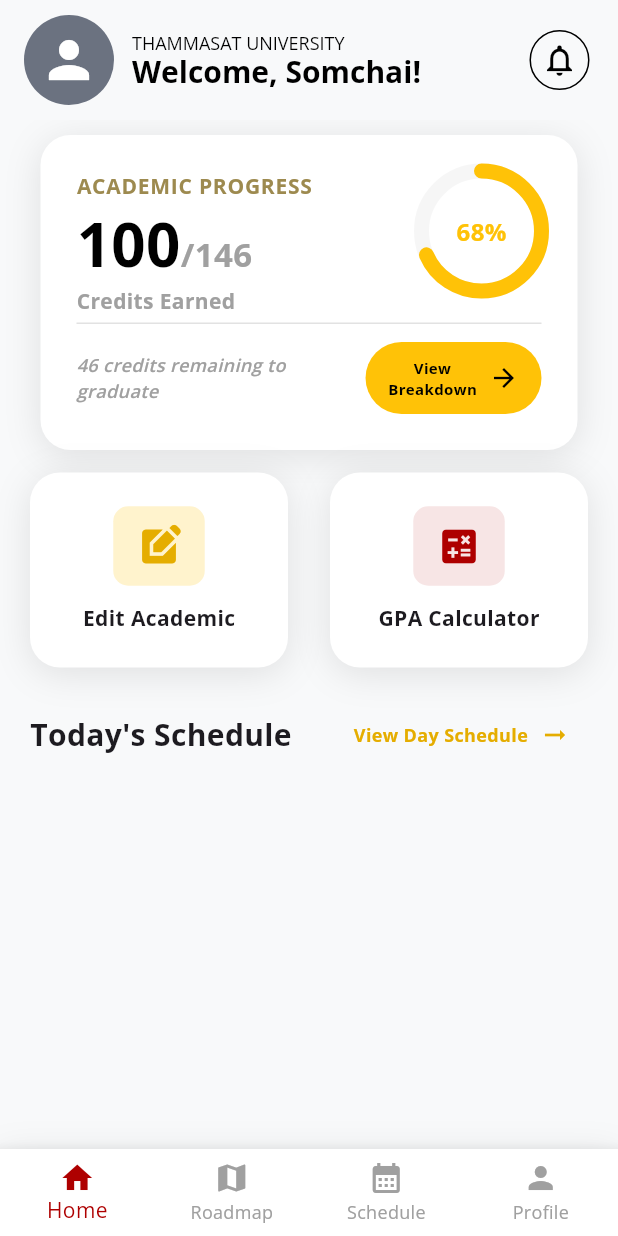
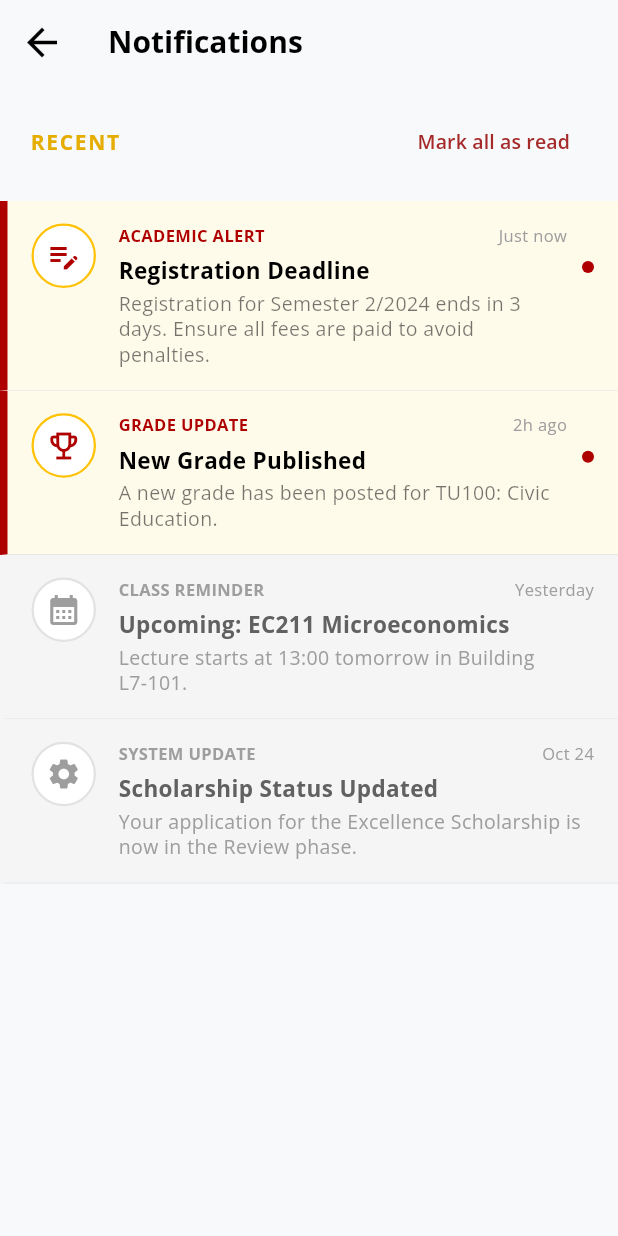
Before and after one commit to 6610685353/cn-planner, a Flutter app: the HomePage screen opened by its route, after a tap on the "notifications none" icon, on a phone screen of 412 x 824 dp. Run offline on Flutter 3.47's test engine with Material 3 defaults, Android fonts, the phone set to English and light mode, and no system bars.

Commit message:
Complete home-noti

```diff
--- a/cn_planner_app/lib/features/home/views/home_page.dart
+++ b/cn_planner_app/lib/features/home/views/home_page.dart
@@ -3,6 +3,8 @@ import 'package:cn_planner_app/core/widgets/bottom_nav_bar.dart';
 import 'package:cn_planner_app/features/home/widgets/academic_progress.dart';
 import 'package:cn_planner_app/features/home/widgets/home_feature.dart';
 import 'package:cn_planner_app/features/home/widgets/welcome_banner.dart';
+import 'package:cn_planner_app/features/home/widgets/gpa_banner.dart';
+import 'package:cn_planner_app/features/home/widgets/schedule_card.dart';
 import 'package:flutter/material.dart';
 import 'package:cn_planner_app/route.dart';
 
@@ -18,7 +20,7 @@ class HomePage extends StatelessWidget {
         slivers: [
           WelcomeBanner(
             fname: "Somchai",
-            route: AppRoutes.main, //แก้ด้วย
+            route: AppRoutes.notification, //แก้ด้วย
           ),
 
           SliverToBoxAdapter(
@@ -56,6 +58,38 @@ class HomePage extends StatelessWidget {
                   SizedBox(height: 12),
 
                   scheduleTitle(context, AppRoutes.main),
+
+                  SizedBox(height: 10),
+
+                  SingleChildScrollView(
+                    scrollDirection: Axis.horizontal,
+                    physics: const BouncingScrollPhysics(),
+                    child: Row(
+                      children: const [
+                        ScheduleCard(
+                          status: "ONGOING",
+                          subjectCode: "TU100",
+                          subjectName: "Civic Education",
+                          time: "9:30 - 11.00",
+                          location: "SC3-201",
+                          isOngoing: true,
+                        ),
+                        ScheduleCard(
+                          status: "NEXT",
+                          subjectCode: "CN101",
+                          subjectName: "Introduction to Computer",
+                          time: "13:30 - 16:30",
+                          location: "SC3-201",
+                        ),
+                      ],
+                    ),
+                  ),
+
+                  SizedBox(height: 15),
+
+                  GpaBanner(gpa: 4.00),
+
+                  SizedBox(height: 15),
                 ],
               ),
             ),
--- /dev/null
+++ b/cn_planner_app/lib/features/home/widgets/gpa_banner.dart
@@ -0,0 +1,61 @@
+import 'package:flutter/material.dart';
+import '../../../core/constants/app_colors.dart';
+
+class GpaBanner extends StatelessWidget {
+  final double gpa;
+
+  const GpaBanner({super.key, required this.gpa});
+
+  @override
+  Widget build(BuildContext context) {
+    return Container(
+      width: double.infinity,
+      height: 130,
+      padding: const EdgeInsets.all(25),
+      decoration: BoxDecoration(
+        color: AppColors.accentYellow,
+        borderRadius: BorderRadius.circular(20),
+      ),
+      child: Row(
+        mainAxisAlignment: MainAxisAlignment.spaceBetween,
+        children: [
+          Column(
+            crossAxisAlignment: CrossAxisAlignment.start,
+            mainAxisAlignment: MainAxisAlignment.center,
+            children: [
+              const Text(
+                "CURRENT SEMESTER GPA",
+                style: TextStyle(
+                  fontSize: 12,
+                  fontWeight: FontWeight.w600,
+                  color: Colors.black,
+                ),
+              ),
+              Text(
+                gpa.toStringAsFixed(2),
+                style: const TextStyle(
+                  fontSize: 42,
+                  fontWeight: FontWeight.bold,
+                  height: 1.1,
+                ),
+              ),
+              const Text(
+                "Good Job!",
+                style: TextStyle(fontSize: 12, fontWeight: FontWeight.w600),
+              ),
+            ],
+          ),
+          Container(
+            padding: const EdgeInsets.all(12),
+            decoration: const BoxDecoration(
+              color: Color(0xFFFED14F),
+              // สีเหลืองเข้มกว่านิดหน่อย
+              shape: BoxShape.circle,
+            ),
+            child: const Icon(Icons.emoji_events_outlined, size: 45),
+          ),
+        ],
+      ),
+    );
+  }
+}
--- /dev/null
+++ b/cn_planner_app/lib/features/home/widgets/notification_tile.dart
@@ -0,0 +1,117 @@
+import 'package:flutter/material.dart';
+import '../../../core/constants/app_colors.dart';
+
+class NotificationTile extends StatelessWidget {
+  final IconData icon;
+  final String category;
+  final String title;
+  final String subtitle;
+  final String time;
+  final bool isRead;
+
+  const NotificationTile({
+    super.key,
+    required this.icon,
+    required this.category,
+    required this.title,
+    required this.subtitle,
+    required this.time,
+    this.isRead = false,
+  });
+
+  @override
+  Widget build(BuildContext context) {
+    final Color bgColor = isRead
+        ? const Color(0xFFF5F5F5)
+        : const Color(0xFFFFFBEB);
+    final Color sideColor = isRead ? Colors.transparent : AppColors.errorRed;
+    final Color iconBorderColor = isRead
+        ? AppColors.borderGrey
+        : AppColors.accentYellow;
+
+    return Container(
+      decoration: BoxDecoration(
+        color: bgColor,
+        border: Border(
+          left: BorderSide(color: sideColor, width: 5),
+          bottom: const BorderSide(color: AppColors.borderGrey, width: 0.5),
+        ),
+      ),
+      padding: const EdgeInsets.symmetric(horizontal: 16, vertical: 15),
+      child: Row(
+        crossAxisAlignment: CrossAxisAlignment.start,
+        children: [
+          Container(
+            padding: const EdgeInsets.all(8),
+            decoration: BoxDecoration(
+              shape: BoxShape.circle,
+              border: Border.all(color: iconBorderColor, width: 1.5),
+              color: Colors.white,
+            ),
+            child: Icon(
+              icon,
+              color: isRead ? Colors.grey : AppColors.errorRed,
+              size: 24,
+            ),
+          ),
+          const SizedBox(width: 15),
+
+          // --- เนื้อหาข้อความ ---
+          Expanded(
+            child: Column(
+              crossAxisAlignment: CrossAxisAlignment.start,
+              children: [
+                Row(
+                  mainAxisAlignment: MainAxisAlignment.spaceBetween,
+                  children: [
+                    Text(
+                      category,
+                      style: TextStyle(
+                        fontSize: 11,
+                        fontWeight: FontWeight.bold,
+                        color: isRead ? Colors.grey : AppColors.errorRed,
+                      ),
+                    ),
+                    Text(
+                      time,
+                      style: const TextStyle(fontSize: 11, color: Colors.grey),
+                    ),
+                  ],
+                ),
+                const SizedBox(height: 4),
+                Text(
+                  title,
+                  style: TextStyle(
+                    fontSize: 15,
+                    fontWeight: FontWeight.bold,
+                    color: isRead ? Colors.grey.shade700 : Colors.black,
+                  ),
+                ),
+                const SizedBox(height: 4),
+                Text(
+                  subtitle,
+                  style: TextStyle(
+                    fontSize: 13,
+                    color: isRead ? Colors.grey : Colors.black54,
+                    height: 1.3,
+                  ),
+                ),
+              ],
+            ),
+          ),
+
+          if (!isRead)
+            Container(
+              margin: const EdgeInsets.only(left: 10, top: 25),
+              width: 8,
+              height: 8,
+              decoration: const BoxDecoration(
+                color: AppColors.errorRed,
+                shape: BoxShape.circle,
+              ),
+            ),
+        ],
+      ),
+    );
+  }
+}
--- /dev/null
+++ b/cn_planner_app/lib/features/home/widgets/schedule_card.dart
@@ -0,0 +1,101 @@
+import 'package:flutter/material.dart';
+import '../../../core/constants/app_colors.dart';
+
+class ScheduleCard extends StatelessWidget {
+  final String status;
+  final String subjectCode;
+  final String subjectName;
+  final String time;
+  final String location;
+  final bool isOngoing;
+
+  const ScheduleCard({
+    super.key,
+    required this.status,
+    required this.subjectCode,
+    required this.subjectName,
+    required this.time,
+    required this.location,
+    this.isOngoing = false,
+  });
+
+  @override
+  Widget build(BuildContext context) {
+    return Container(
+      height: 150,
+      width: 260,
+      margin: const EdgeInsets.only(right: 15, bottom: 10, top: 5),
+      padding: const EdgeInsets.all(20),
+      decoration: BoxDecoration(
+        color: Colors.white,
+        borderRadius: BorderRadius.circular(20),
+        boxShadow: [
+          BoxShadow(
+            color: Colors.black.withOpacity(0.1),
+            blurRadius: 20,
+            offset: const Offset(0, 4),
+          ),
+        ],
+      ),
+      child: Column(
+        crossAxisAlignment: CrossAxisAlignment.start,
+        children: [
+          Row(
+            mainAxisAlignment: MainAxisAlignment.spaceBetween,
+            children: [
+              Text(
+                status,
+                style: const TextStyle(
+                  fontSize: 10,
+                  fontWeight: FontWeight.w900,
+                  letterSpacing: 1.2,
+                  color: Colors.black,
+                ),
+              ),
+              // const Icon(Icons.more_horiz, color: AppColors.textGrey, size: 20),
+            ],
+          ),
+
+          const SizedBox(height: 12),
+
+          Text(
+            "$subjectCode: $subjectName",
+            style: const TextStyle(
+              fontSize: 14,
+              fontWeight: FontWeight.bold,
+              height: 1.3,
+            ),
+            maxLines: 2,
+            overflow: TextOverflow.ellipsis,
+          ),
+
+          const Spacer(),
+          _buildInfoRow(Icons.access_time, time),
+          const SizedBox(height: 6),
+          _buildInfoRow(Icons.location_on_outlined, location),
+        ],
+      ),
+    );
+  }
+
+  Widget _buildInfoRow(IconData icon, String text) {
+    return Row(
+      children: [
+        Icon(icon, size: 16, color: Colors.black),
+        const SizedBox(width: 8),
+        Expanded(
+          child: Text(
+            text,
+            style: const TextStyle(
+              fontSize: 11,
+              fontWeight: FontWeight.w500,
+              color: Colors.black87,
+            ),
+            maxLines: 1,
+            overflow: TextOverflow.ellipsis,
+          ),
+        ),
+      ],
+    );
+  }
+}
--- /dev/null
+++ b/cn_planner_app/lib/features/notification/controllers/notifications_controller.dart
@@ -0,0 +1,64 @@
+import 'package:flutter/material.dart';
+import 'package:cn_planner_app/features/notification/models/notifications_models.dart';
+
+class NotificationController {
+  // ข้อมูลสมมติ
+  List<NotificationsModel> notifications = [
+    NotificationsModel(
+      id: '1',
+      category: "ACADEMIC ALERT",
+      title: "Registration Deadline",
+      subtitle:
+          "Registration for Semester 2/2024 ends in 3 days. Ensure all fees are paid to avoid penalties.",
+      time: "Just now",
+      isRead: false,
+    ),
+    NotificationsModel(
+      id: '2',
+      category: "GRADE UPDATE",
+      title: "New Grade Published",
+      subtitle: "A new grade has been posted for TU100: Civic Education.",
+      time: "2h ago",
+      isRead: false,
+    ),
+    NotificationsModel(
+      id: '3',
+      category: "CLASS REMINDER",
+      title: "Upcoming: EC211 Microeconomics",
+      subtitle: "Lecture starts at 13:00 tomorrow in Building L7-101.",
+      time: "Yesterday",
+      isRead: true,
+    ),
+    NotificationsModel(
+      id: '4',
+      category: "SYSTEM UPDATE",
+      title: "Scholarship Status Updated",
+      subtitle:
+          "Your application for the Excellence Scholarship is now in the Review phase.",
+      time: "Oct 24",
+      isRead: true,
+    ),
+  ];
+
+  // ฟังก์ชันช่วยเลือก Icon ตามหมวดหมู่ (Scalable Logic)
+  IconData getCategoryIcon(String category) {
+    switch (category) {
+      case "ACADEMIC ALERT":
+        return Icons.edit_note;
+      case "GRADE UPDATE":
+        return Icons.emoji_events_outlined;
+      case "CLASS REMINDER":
+        return Icons.calendar_month;
+      case "SYSTEM UPDATE":
+        return Icons.settings;
+      default:
+        return Icons.notifications_none;
+    }
+  }
+
+  void markAllAsRead() {
+    for (var noti in notifications) {
+      noti.isRead = true;
+    }
+  }
+}
--- /dev/null
+++ b/cn_planner_app/lib/features/notification/models/notifications_models.dart
@@ -0,0 +1,17 @@
+class NotificationsModel {
+  final String id;
+  final String category;
+  final String title;
+  final String subtitle;
+  final String time;
+  bool isRead;
+
+  NotificationsModel({
+    required this.id,
+    required this.category,
+    required this.title,
+    required this.subtitle,
+    required this.time,
+    this.isRead = false,
+  });
+}
--- /dev/null
+++ b/cn_planner_app/lib/features/notification/views/notifications_page.dart
@@ -0,0 +1,86 @@
+import 'package:flutter/material.dart';
+import '../../../core/constants/app_colors.dart';
+import '../../../core/widgets/top_bar.dart';
+import '../controllers/notifications_controller.dart';
+import '../widgets/notification_tile.dart';
+
+class NotificationsPage extends StatefulWidget {
+  const NotificationsPage({super.key});
+
+  @override
+  State<NotificationsPage> createState() => _NotificationsPageState();
+}
+
+class _NotificationsPageState extends State<NotificationsPage> {
+  // 1. ประกาศ Controller ไว้ที่ระดับ State เพื่อให้เก็บข้อมูลไว้ได้ตลอดอายุของหน้านี้
+  final NotificationController _controller = NotificationController();
+
+  @override
+  Widget build(BuildContext context) {
+    return Scaffold(
+      backgroundColor: AppColors.background,
+      appBar: const TopBar(header: "Notifications", route: "main"),
+      body: Column(
+        children: [
+          // ส่วนหัว RECENT และปุ่ม Mark all as read
+          _buildHeader(),
+
+          // รายการแจ้งเตือน
+          Expanded(
+            child: ListView.builder(
+              physics: const BouncingScrollPhysics(),
+              itemCount: _controller.notifications.length,
+              itemBuilder: (context, index) {
+                final noti = _controller.notifications[index];
+                return NotificationTile(
+                  // ดึง Icon ตามหมวดหมู่จาก Controller
+                  icon: _controller.getCategoryIcon(noti.category),
+                  category: noti.category,
+                  title: noti.title,
+                  subtitle: noti.subtitle,
+                  time: noti.time,
+                  isRead: noti.isRead,
+                );
+              },
+            ),
+          ),
+        ],
+      ),
+    );
+  }
+
+  Widget _buildHeader() {
+    return Padding(
+      padding: const EdgeInsets.symmetric(horizontal: 20, vertical: 15),
+      child: Row(
+        mainAxisAlignment: MainAxisAlignment.spaceBetween,
+        children: [
+          const Text(
+            "RECENT",
+            style: TextStyle(
+              fontWeight: FontWeight.bold,
+              color: AppColors.primaryYellow,
+              letterSpacing: 1.1,
+            ),
+          ),
+          TextButton(
+            onPressed: () {
+              // 2. เมื่อกดปุ่ม สั่งให้ Controller เปลี่ยนสถานะ และสั่ง setState เพื่อ Refresh หน้าจอ
+              setState(() {
+                _controller.markAllAsRead();
+              });
+            },
+            child: const Text(
+              "Mark all as read",
+              style: TextStyle(
+                color: Color(0xFFA52A2A), // สีน้ำตาลแดงตามดีไซน์
+                fontSize: 13,
+                fontWeight: FontWeight.w600,
+              ),
+            ),
+          ),
+        ],
+      ),
+    );
+  }
+}
--- /dev/null
+++ b/cn_planner_app/lib/features/notification/widgets/notification_tile.dart
@@ -0,0 +1,120 @@
+import 'package:flutter/material.dart';
+import '../../../core/constants/app_colors.dart';
+
+class NotificationTile extends StatelessWidget {
+  final IconData icon;
+  final String category;
+  final String title;
+  final String subtitle;
+  final String time;
+  final bool isRead;
+
+  const NotificationTile({
+    super.key,
+    required this.icon,
+    required this.category,
+    required this.title,
+    required this.subtitle,
+    required this.time,
+    this.isRead = false,
+  });
+
+  @override
+  Widget build(BuildContext context) {
+    // กำหนดสีตามสถานะการอ่าน
+    final Color bgColor = isRead
+        ? const Color(0xFFF5F5F5)
+        : const Color(0xFFFFFBEB);
+    final Color sideColor = isRead ? Colors.transparent : AppColors.errorRed;
+    final Color iconBorderColor = isRead
+        ? AppColors.borderGrey
+        : AppColors.accentYellow;
+
+    return Container(
+      decoration: BoxDecoration(
+        color: bgColor,
+        border: Border(
+          left: BorderSide(color: sideColor, width: 5), // เส้นสีแดงด้านข้าง
+          bottom: const BorderSide(color: AppColors.borderGrey, width: 0.5),
+        ),
+      ),
+      padding: const EdgeInsets.symmetric(horizontal: 16, vertical: 15),
+      child: Row(
+        crossAxisAlignment: CrossAxisAlignment.start,
+        children: [
+          // --- Icon ในวงกลม ---
+          Container(
+            padding: const EdgeInsets.all(8),
+            decoration: BoxDecoration(
+              shape: BoxShape.circle,
+              border: Border.all(color: iconBorderColor, width: 1.5),
+              color: Colors.white,
+            ),
+            child: Icon(
+              icon,
+              color: isRead ? Colors.grey : AppColors.errorRed,
+              size: 24,
+            ),
+          ),
+          const SizedBox(width: 15),
+
+          // --- เนื้อหาข้อความ ---
+          Expanded(
+            child: Column(
+              crossAxisAlignment: CrossAxisAlignment.start,
+              children: [
+                Row(
+                  mainAxisAlignment: MainAxisAlignment.spaceBetween,
+                  children: [
+                    Text(
+                      category,
+                      style: TextStyle(
+                        fontSize: 11,
+                        fontWeight: FontWeight.bold,
+                        color: isRead ? Colors.grey : AppColors.errorRed,
+                      ),
+                    ),
+                    Text(
+                      time,
+                      style: const TextStyle(fontSize: 11, color: Colors.grey),
+                    ),
+                  ],
+                ),
+                const SizedBox(height: 4),
+                Text(
+                  title,
+                  style: TextStyle(
+                    fontSize: 15,
+                    fontWeight: FontWeight.bold,
+                    color: isRead ? Colors.grey.shade700 : Colors.black,
+                  ),
+                ),
+                const SizedBox(height: 4),
+                Text(
+                  subtitle,
+                  style: TextStyle(
+                    fontSize: 13,
+                    color: isRead ? Colors.grey : Colors.black54,
+                    height: 1.3,
+                  ),
+                ),
+              ],
+            ),
+          ),
+
+          // --- จุดสีแดง (กรณีที่ยังไม่อ่าน) ---
+          if (!isRead)
+            Container(
+              margin: const EdgeInsets.only(left: 10, top: 25),
+              width: 8,
+              height: 8,
+              decoration: const BoxDecoration(
+                color: AppColors.errorRed,
+                shape: BoxShape.circle,
+              ),
+            ),
+        ],
+      ),
+    );
+  }
+}
--- a/cn_planner_app/lib/route.dart
+++ b/cn_planner_app/lib/route.dart
@@ -8,6 +8,7 @@ import 'features/schedule/views/schedule_page.dart';
 import 'features/profile/views/profile_page.dart';
 import 'features/profile/views/edit_profile_page.dart';
 import 'features/profile/views/setting_page.dart';
+import 'features/notification/views/notifications_page.dart';
 
 class AppRoutes {
   static const login = '/login';
@@ -18,6 +19,7 @@ class AppRoutes {
   static const profile = '/profile';
   static const edit_profile = '/edit_profile';
   static const setting = '/setting';
+  static const notification = '/notification';
   static const main = 'main';
 
   static final routes = {
@@ -30,5 +32,6 @@ class AppRoutes {
     profile: (context) => ProfilePage(),
     edit_profile: (context) => EditProfilePage(),
     setting: (context) => const SettingPage(),
+    notification: (context) => const NotificationsPage(),
   };
 }
```
